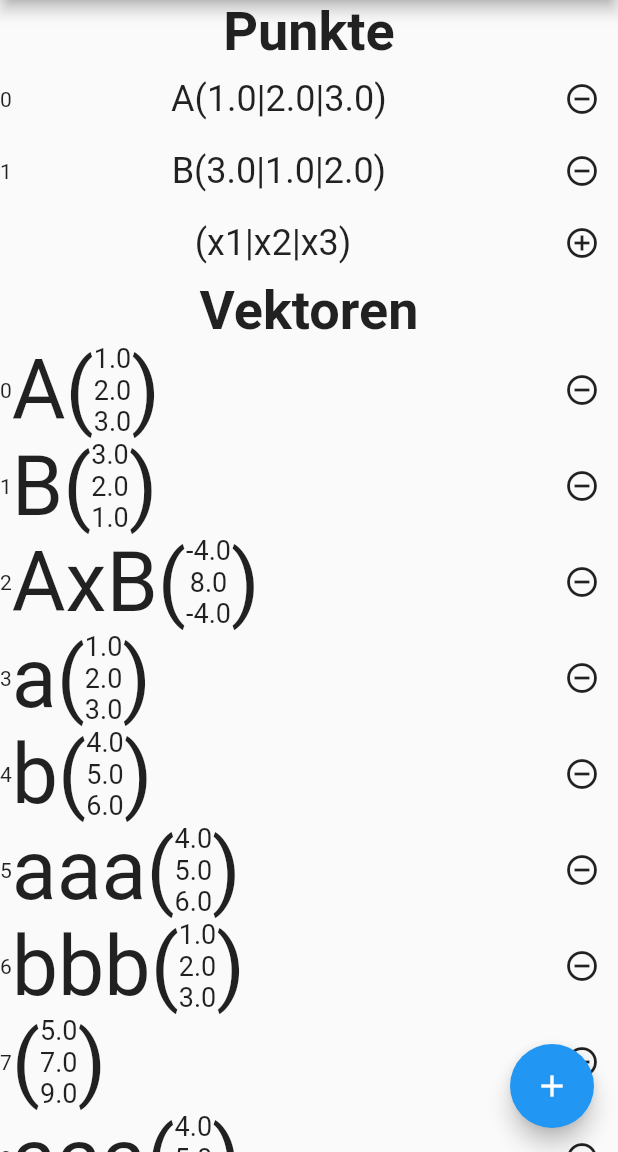
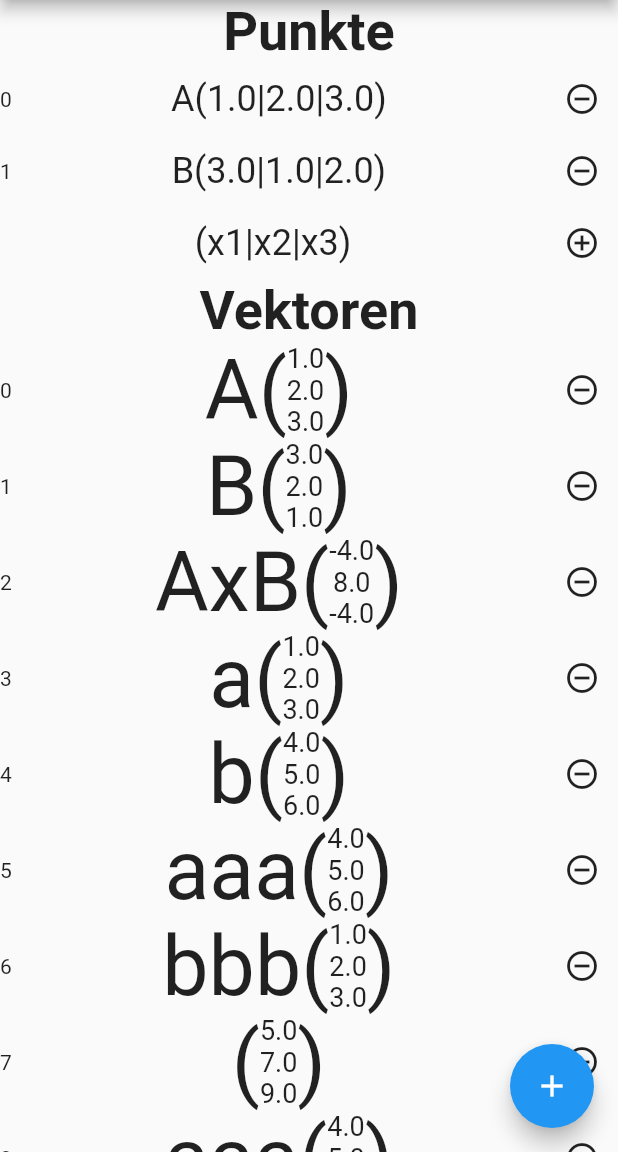
Before and after one commit to ts12345/helferlein, a Flutter app: the screen it shows after launch, on a phone screen of 412 x 824 dp, the part 84-1236 px from its top. Run offline on Flutter 3.47's test engine with Material 2 defaults, Android fonts, the phone set to English and light mode, and no system bars.

Commit message:
#01 Ausrichtung Widget Darstellung Vektor

```diff
--- a/lib/ui/VectorListWidget.dart
+++ b/lib/ui/VectorListWidget.dart
@@ -20,7 +20,9 @@ class VectorListWidget extends StatelessWidget {
             child: Row(
               children: [
                 Text(vectors.indexOf(vector).toString()),
-                Expanded(child: VectorWidget(vector)),
+                Expanded(child:Text(" ")),
+                VectorWidget(vector),
+                Expanded(child:Text(" ")),
                 IconButton(
                   icon: Icon(Icons.remove_circle_outline),
                   onPressed: () {
```
